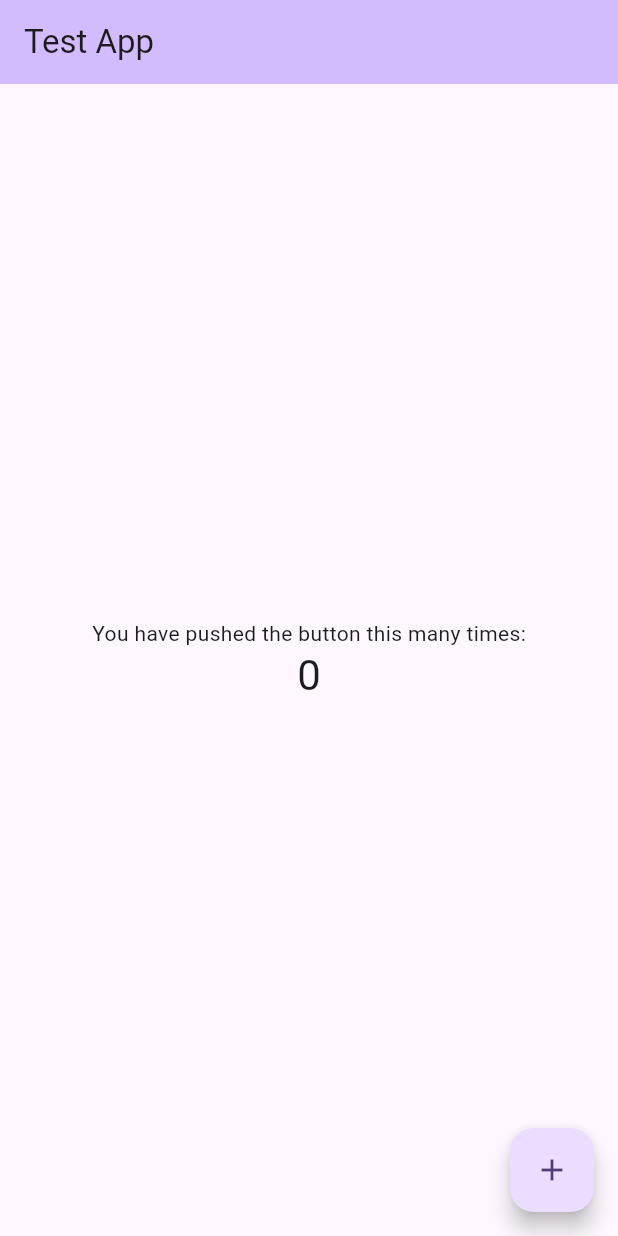
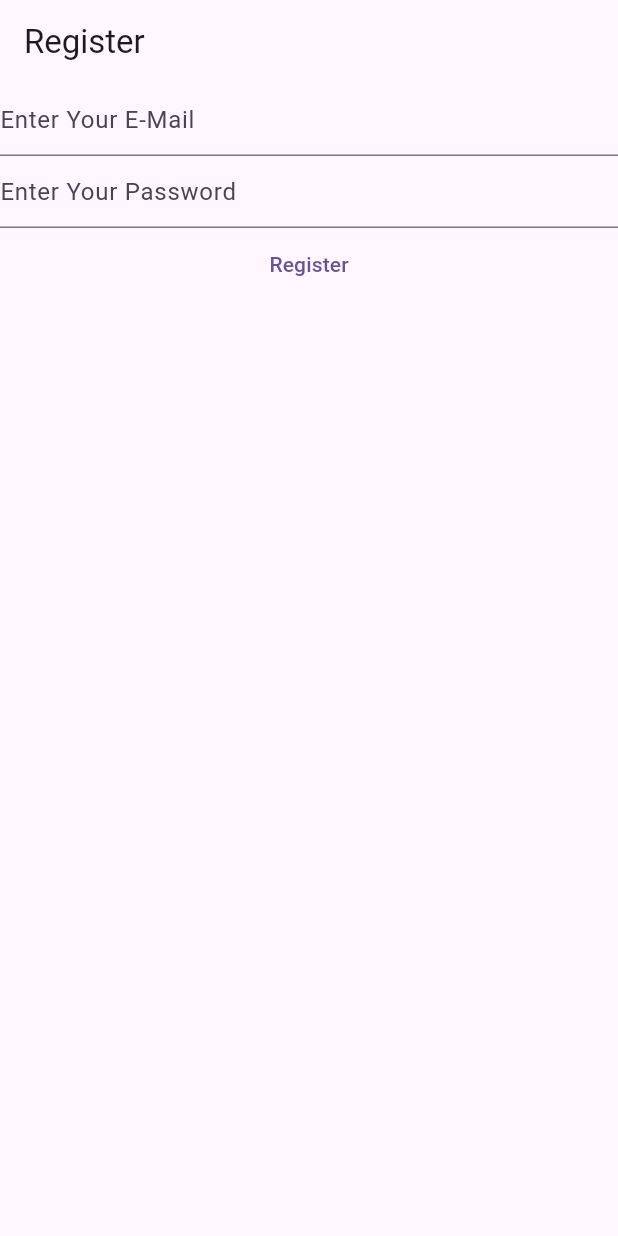
Before and after one commit to onurturhan/flutter_test, a Flutter app: the screen it shows after launch, on a phone screen of 412 x 824 dp. Run offline on Flutter 3.47's test engine with Material 2 defaults, Android fonts, the phone set to English and light mode, and no system bars; our stand-ins replace firebase_auth, firebase_core; accounts and stored records are empty.

```diff
--- a/lib/main.dart
+++ b/lib/main.dart
@@ -1,70 +1,95 @@
+import 'package:firebase_auth/firebase_auth.dart';
+import 'package:firebase_core/firebase_core.dart';
 import 'package:flutter/material.dart';
 
+import 'firebase_options.dart';
+
+FirebaseAuth auth = FirebaseAuth.instance;
+
 void main() {
-  runApp(const MyApp());
-}
+  WidgetsFlutterBinding.ensureInitialized();
 
-class MyApp extends StatelessWidget {
-  const MyApp({super.key});
-
-  // This widget is the root of your application.
-  @override
-  Widget build(BuildContext context) {
-    return MaterialApp(
+  runApp(MaterialApp(
     title: 'Flutter Demo',
     theme: ThemeData(
       colorScheme: ColorScheme.fromSeed(seedColor: Colors.deepPurple),
       useMaterial3: true,
     ),
-      home: const MyHomePage(title: 'Test App'),
-    );
-  }
+    home: const HomePage(),
+  ));
 }
 
-class MyHomePage extends StatefulWidget {
-  const MyHomePage({super.key, required this.title});
-
-  final String title;
+class HomePage extends StatefulWidget {
+  const HomePage({super.key});
 
   @override
-  State<MyHomePage> createState() => _MyHomePageState();
+  State<HomePage> createState() => _HomePageState();
 }
 
-class _MyHomePageState extends State<MyHomePage> {
-  int _counter = 0;
+class _HomePageState extends State<HomePage> {
+  late final TextEditingController _email;
+  late final TextEditingController _password;
 
-  void _incrementCounter() {
-    setState(() {
-      _counter++;
-    });
+  @override
+  void initState() {
+    _email = TextEditingController();
+    _password = TextEditingController();
+    super.initState();
+  }
+
+  @override
+  void dispose() {
+    _email.dispose();
+    _password.dispose();
+    super.dispose();
   }
 
   @override
   Widget build(BuildContext context) {
     return Scaffold(
       appBar: AppBar(
-        backgroundColor: Theme.of(context).colorScheme.inversePrimary,
-        title: Text(widget.title),
+        title: const Text('Register'),
       ),
-      body: Center(
-        child: Column(
-          mainAxisAlignment: MainAxisAlignment.center,
-          children: <Widget>[
-            const Text(
-              'You have pushed the button this many times:',
+      body: FutureBuilder(
+        future: Firebase.initializeApp(
+          options: DefaultFirebaseOptions.currentPlatform,
         ),
-            Text(
-              '$_counter',
-              style: Theme.of(context).textTheme.headlineMedium,
+        builder: (context, snapshot) {
+          return Column(
+            children: [
+              TextField(
+                controller: _email,
+                enableSuggestions: false,
+                autocorrect: false,
+                keyboardType: TextInputType.emailAddress,
+                decoration: const InputDecoration(
+                  hintText: 'Enter Your E-Mail',
+                ),
+              ),
+              TextField(
+                controller: _password,
+                obscureText: true,
+                enableSuggestions: false,
+                autocorrect: false,
+                decoration: const InputDecoration(
+                  hintText: 'Enter Your Password',
+                ),
+              ),
+              TextButton(
+                onPressed: () async {
+                  final email = _email.text;
+                  final password = _password.text;
+                  final userCredential = await FirebaseAuth.instance
+                      .createUserWithEmailAndPassword(
+                          email: email, password: password);
+                  print(userCredential);
+                },
+                child: const Text('Register'),
               ),
             ],
+          );
+        },
       ),
-      ),
-      floatingActionButton: FloatingActionButton(
-        onPressed: _incrementCounter,
-        tooltip: 'Increment',
-        child: const Icon(Icons.add),
-      ), // This trailing comma makes auto-formatting nicer for build methods.
     );
   }
 }
```
Lines whose indentation alone changed are shown as unchanged.
